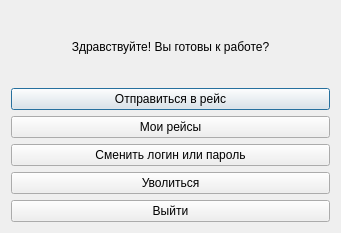
avasyutkin/term_2, file Qt/Lab_1/windowdriver.ui: the form before one commit.
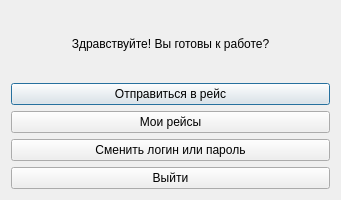
The form after the commit.

```diff
--- a/Qt/Lab_1/windowdriver.ui
+++ b/Qt/Lab_1/windowdriver.ui
@@ -7,7 +7,7 @@
     <x>0</x>
     <y>0</y>
     <width>341</width>
-    <height>233</height>
+    <height>200</height>
    </rect>
   </property>
   <property name="windowTitle">
@@ -47,13 +47,6 @@
        </property>
       </widget>
      </item>
-     <item>
-      <widget class="QPushButton" name="pushButton_4">
-       <property name="text">
-        <string>Уволиться</string>
-       </property>
-      </widget>
-     </item>
      <item>
       <widget class="QPushButton" name="pushButton_3">
        <property name="text">
```
